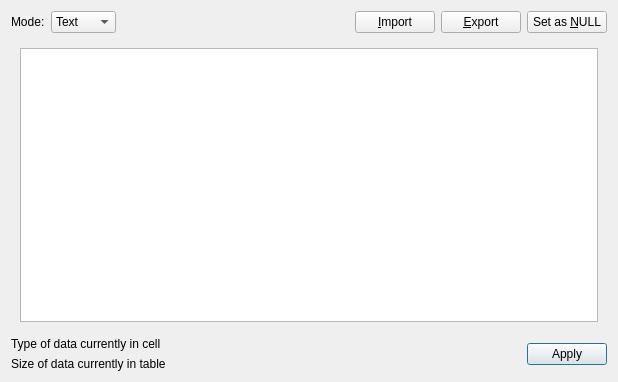
Qt form src/EditDialog.ui (sqlitebrowser/sqlitebrowser) before a commit.
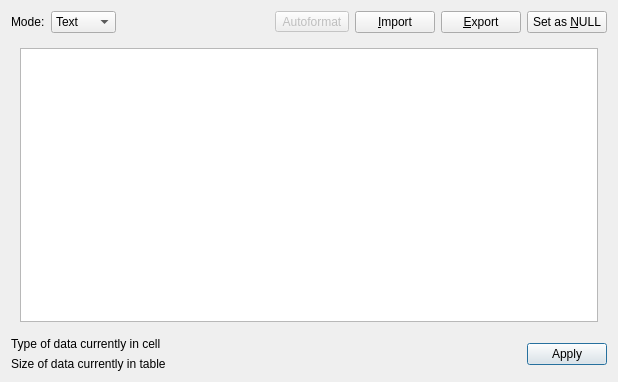
The same form after that commit. Icons and pictures are not drawn.

Commit message:
Indent/Compact setting moved to Cell Editor
Removed the related check box in the Preferences Dialog. A new checkable
tool-button with icon from the Silk collection. When checked, the
indent-on-loading and compact-on-saving feature is enabled. When widget
is destroyed, the setting value is saved from this button state.

Currently it is only usable in the JSON mode, but could be reused in XML
and any other future modes.

See issue #1173.

Some tooltips in the Edit Dialog have been corrected, since it is not only
used for text.

Diff of the .ui file:
```diff
--- a/src/EditDialog.ui
+++ b/src/EditDialog.ui
@@ -72,6 +72,32 @@
        </property>
       </spacer>
      </item>
+     <item>
+      <widget class="QToolButton" name="buttonIndent">
+       <property name="enabled">
+        <bool>false</bool>
+       </property>
+       <property name="toolTip">
+        <string>Auto-format: pretty print on loading, compact on saving.</string>
+       </property>
+       <property name="statusTip">
+        <string>Auto-format: pretty print on loading, compact on saving.</string>
+       </property>
+       <property name="whatsThis">
+        <string>When enabled, the auto-format feature formats the data on loading, breaking the text in lines and indenting it for maximum readability. On data saving, the auto-format feature compacts the data removing end of lines, and unnecessary whitespace.</string>
+       </property>
+       <property name="text">
+        <string>Autoformat</string>
+       </property>
+       <property name="icon">
+        <iconset resource="icons/icons.qrc">
+         <normaloff>:/icons/text_indent</normaloff>:/icons/text_indent</iconset>
+       </property>
+       <property name="checkable">
+        <bool>true</bool>
+       </property>
+      </widget>
+     </item>
      <item>
       <widget class="QPushButton" name="buttonImport">
        <property name="minimumSize">
```
Left out of the diff: 36 changed lines with no effect on the pictures. The commit also changes 6 other files.
